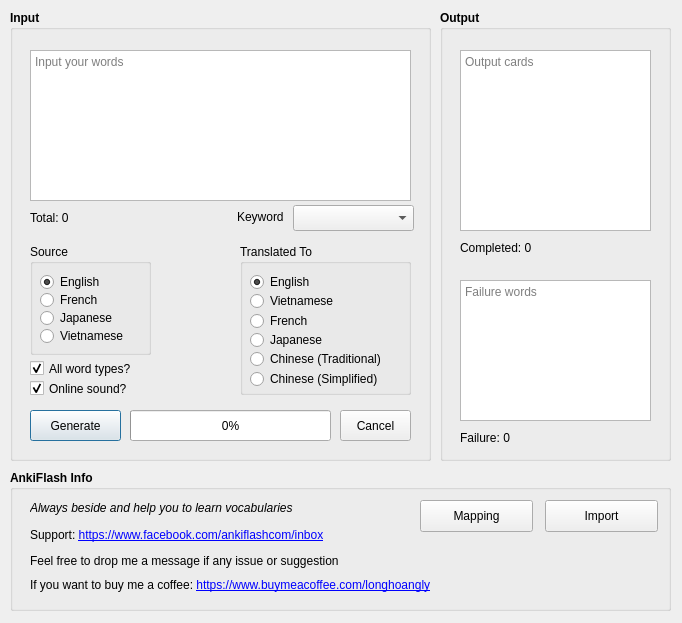
The window that ui/generator/ui_generator.ui (longhoangly/ankiflash-importer) describes before a commit, drawn with Qt 5.
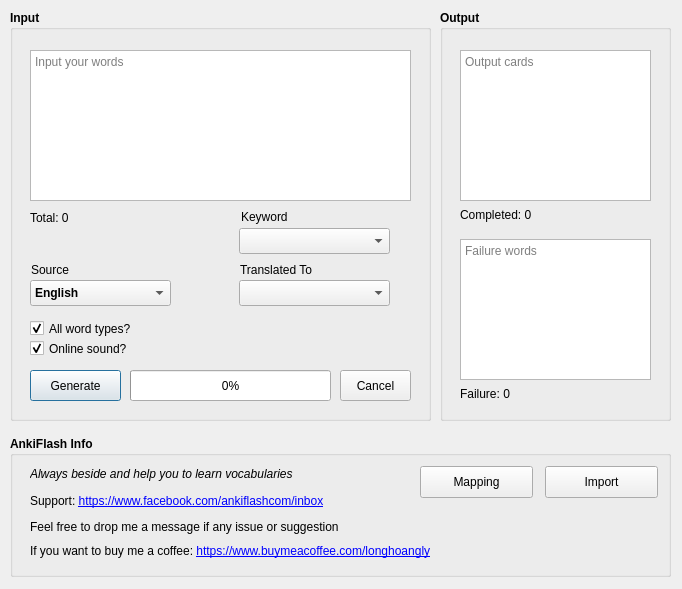
The same window after the commit. Icons and pictures are not drawn.

Commit message: changed to use combo box for source and target languages

Patch:
```diff
--- a/ui/generator/ui_generator.ui
+++ b/ui/generator/ui_generator.ui
@@ -7,7 +7,7 @@
     <x>0</x>
     <y>0</y>
     <width>682</width>
-    <height>623</height>
+    <height>589</height>
    </rect>
   </property>
   <property name="focusPolicy">
@@ -29,7 +29,7 @@
      <x>10</x>
      <y>10</y>
      <width>421</width>
-     <height>451</height>
+     <height>411</height>
     </rect>
    </property>
    <property name="font">
@@ -70,7 +70,7 @@
     <property name="geometry">
      <rect>
       <x>20</x>
-      <y>400</y>
+      <y>360</y>
       <width>91</width>
       <height>31</height>
      </rect>
@@ -110,266 +110,11 @@
      <string>Total: 0</string>
     </property>
    </widget>
-   <widget class="QGroupBox" name="sourceBox">
-    <property name="geometry">
-     <rect>
-      <x>20</x>
-      <y>234</y>
-      <width>121</width>
-      <height>111</height>
-     </rect>
-    </property>
-    <property name="font">
-     <font>
-      <weight>50</weight>
-      <italic>false</italic>
-      <bold>false</bold>
-      <strikeout>false</strikeout>
-      <kerning>true</kerning>
-     </font>
-    </property>
-    <property name="title">
-     <string>Source</string>
-    </property>
-    <property name="flat">
-     <bool>false</bool>
-    </property>
-    <property name="checkable">
-     <bool>false</bool>
-    </property>
-    <widget class="QRadioButton" name="source3">
-     <property name="geometry">
-      <rect>
-       <x>10</x>
-       <y>66</y>
-       <width>101</width>
-       <height>16</height>
-      </rect>
-     </property>
-     <property name="font">
-      <font>
-       <weight>50</weight>
-       <italic>false</italic>
-       <bold>false</bold>
-       <strikeout>false</strikeout>
-       <kerning>true</kerning>
-      </font>
-     </property>
-     <property name="text">
-      <string>Japanese</string>
-     </property>
-    </widget>
-    <widget class="QRadioButton" name="source4">
-     <property name="geometry">
-      <rect>
-       <x>10</x>
-       <y>84</y>
-       <width>101</width>
-       <height>16</height>
-      </rect>
-     </property>
-     <property name="font">
-      <font>
-       <weight>50</weight>
-       <italic>false</italic>
-       <bold>false</bold>
-       <strikeout>false</strikeout>
-       <kerning>true</kerning>
-      </font>
-     </property>
-     <property name="text">
-      <string>Vietnamese</string>
-     </property>
-    </widget>
-    <widget class="QRadioButton" name="source2">
-     <property name="geometry">
-      <rect>
-       <x>10</x>
-       <y>48</y>
-       <width>101</width>
-       <height>16</height>
-      </rect>
-     </property>
-     <property name="font">
-      <font>
-       <weight>50</weight>
-       <italic>false</italic>
-       <bold>false</bold>
-       <strikeout>false</strikeout>
-       <kerning>true</kerning>
-      </font>
-     </property>
-     <property name="text">
-      <string>French</string>
-     </property>
-    </widget>
-    <widget class="QRadioButton" name="source1">
-     <property name="geometry">
-      <rect>
-       <x>10</x>
-       <y>30</y>
-       <width>101</width>
-       <height>16</height>
-      </rect>
-     </property>
-     <property name="font">
-      <font>
-       <weight>50</weight>
-       <italic>false</italic>
-       <bold>false</bold>
-       <strikeout>false</strikeout>
-       <kerning>true</kerning>
-      </font>
-     </property>
-     <property name="text">
-      <string>English</string>
-     </property>
-     <property name="checked">
-      <bool>true</bool>
-     </property>
-    </widget>
-   </widget>
-   <widget class="QGroupBox" name="translatedToBox">
-    <property name="geometry">
-     <rect>
-      <x>230</x>
-      <y>234</y>
-      <width>171</width>
-      <height>151</height>
-     </rect>
-    </property>
-    <property name="font">
-     <font>
-      <weight>50</weight>
-      <bold>false</bold>
-     </font>
-    </property>
-    <property name="title">
-     <string>Translated To</string>
-    </property>
-    <widget class="QRadioButton" name="target6">
-     <property name="geometry">
-      <rect>
-       <x>10</x>
-       <y>127</y>
-       <width>151</width>
-       <height>16</height>
-      </rect>
-     </property>
-     <property name="font">
-      <font>
-       <weight>50</weight>
-       <bold>false</bold>
-      </font>
-     </property>
-     <property name="text">
-      <string>Chinese (Simplified)</string>
-     </property>
-    </widget>
-    <widget class="QRadioButton" name="target2">
-     <property name="geometry">
-      <rect>
-       <x>10</x>
-       <y>49</y>
-       <width>141</width>
-       <height>16</height>
-      </rect>
-     </property>
-     <property name="font">
-      <font>
-       <weight>50</weight>
-       <bold>false</bold>
-      </font>
-     </property>
-     <property name="text">
-      <string>Vietnamese</string>
-     </property>
-    </widget>
-    <widget class="QRadioButton" name="target1">
-     <property name="geometry">
-      <rect>
-       <x>10</x>
-       <y>30</y>
-       <width>141</width>
-       <height>16</height>
-      </rect>
-     </property>
-     <property name="font">
-      <font>
-       <weight>50</weight>
-       <bold>false</bold>
-      </font>
-     </property>
-     <property name="text">
-      <string>English</string>
-     </property>
-     <property name="checked">
-      <bool>true</bool>
-     </property>
-    </widget>
-    <widget class="QRadioButton" name="target4">
-     <property name="geometry">
-      <rect>
-       <x>10</x>
-       <y>88</y>
-       <width>141</width>
-       <height>16</height>
-      </rect>
-     </property>
-     <property name="font">
-      <font>
-       <weight>50</weight>
-       <bold>false</bold>
-      </font>
-     </property>
-     <property name="text">
-      <string>Japanese</string>
-     </property>
-    </widget>
-    <widget class="QRadioButton" name="target5">
-     <property name="geometry">
-      <rect>
-       <x>10</x>
-       <y>107</y>
-       <width>151</width>
-       <height>16</height>
-      </rect>
-     </property>
-     <property name="font">
-      <font>
-       <weight>50</weight>
-       <bold>false</bold>
-      </font>
-     </property>
-     <property name="text">
-      <string>Chinese (Traditional)</string>
-     </property>
-    </widget>
-    <widget class="QRadioButton" name="target3">
-     <property name="geometry">
-      <rect>
-       <x>10</x>
-       <y>69</y>
-       <width>141</width>
-       <height>16</height>
-      </rect>
-     </property>
-     <property name="font">
-      <font>
-       <weight>50</weight>
-       <bold>false</bold>
-      </font>
-     </property>
-     <property name="text">
-      <string>French</string>
-     </property>
-    </widget>
-   </widget>
    <widget class="QProgressBar" name="generateProgressBar">
     <property name="geometry">
      <rect>
       <x>120</x>
-      <y>400</y>
+      <y>360</y>
       <width>201</width>
       <height>31</height>
      </rect>
@@ -391,7 +136,7 @@
     <property name="geometry">
      <rect>
       <x>20</x>
-      <y>350</y>
+      <y>310</y>
       <width>121</width>
       <height>17</height>
      </rect>
@@ -416,7 +161,7 @@
     <property name="geometry">
      <rect>
       <x>20</x>
-      <y>370</y>
+      <y>330</y>
       <width>121</width>
       <height>17</height>
      </rect>
@@ -441,7 +186,7 @@
     <property name="geometry">
      <rect>
       <x>330</x>
-      <y>400</y>
+      <y>360</y>
       <width>71</width>
       <height>31</height>
      </rect>
@@ -465,9 +210,9 @@
    <widget class="QComboBox" name="keywordCx">
     <property name="geometry">
      <rect>
-      <x>283</x>
-      <y>195</y>
-      <width>121</width>
+      <x>229</x>
+      <y>218</y>
+      <width>151</width>
       <height>26</height>
      </rect>
     </property>
@@ -475,7 +220,7 @@
    <widget class="QLabel" name="keywordLbl">
     <property name="geometry">
      <rect>
-      <x>227</x>
+      <x>231</x>
       <y>197</y>
       <width>61</width>
       <height>20</height>
@@ -491,6 +236,84 @@
      <string>Keyword</string>
     </property>
    </widget>
+   <widget class="QComboBox" name="source">
+    <property name="geometry">
+     <rect>
+      <x>20</x>
+      <y>270</y>
+      <width>141</width>
+      <height>26</height>
+     </rect>
+    </property>
+    <item>
+     <property name="text">
+      <string>English</string>
+     </property>
+    </item>
+    <item>
+     <property name="text">
+      <string>Vietnamese</string>
+     </property>
+    </item>
+    <item>
+     <property name="text">
+      <string>Japanese</string>
+     </property>
+    </item>
+    <item>
+     <property name="text">
+      <string>French</string>
+     </property>
+    </item>
+   </widget>
+   <widget class="QLabel" name="sourceLbl">
+    <property name="geometry">
+     <rect>
+      <x>21</x>
+      <y>250</y>
+      <width>61</width>
+      <height>20</height>
+     </rect>
+    </property>
+    <property name="font">
+     <font>
+      <weight>50</weight>
+      <bold>false</bold>
+     </font>
+    </property>
+    <property name="text">
+     <string>Source</string>
+    </property>
+   </widget>
+   <widget class="QComboBox" name="target">
+    <property name="geometry">
+     <rect>
+      <x>229</x>
+      <y>270</y>
+      <width>151</width>
+      <height>26</height>
+     </rect>
+    </property>
+   </widget>
+   <widget class="QLabel" name="targetLbl">
+    <property name="geometry">
+     <rect>
+      <x>230</x>
+      <y>250</y>
+      <width>101</width>
+      <height>20</height>
+     </rect>
+    </property>
+    <property name="font">
+     <font>
+      <weight>50</weight>
+      <bold>false</bold>
+     </font>
+    </property>
+    <property name="text">
+     <string>Translated To</string>
+    </property>
+   </widget>
   </widget>
   <widget class="QGroupBox" name="outputBox">
    <property name="geometry">
@@ -498,7 +321,7 @@
      <x>440</x>
      <y>10</y>
      <width>231</width>
-     <height>451</height>
+     <height>411</height>
     </rect>
    </property>
    <property name="font">
@@ -516,7 +339,7 @@
       <x>20</x>
       <y>40</y>
       <width>191</width>
-      <height>181</height>
+      <height>151</height>
      </rect>
     </property>
     <property name="font">
@@ -539,7 +362,7 @@
     <property name="geometry">
      <rect>
       <x>20</x>
-      <y>230</y>
+      <y>197</y>
       <width>200</width>
       <height>16</height>
      </rect>
@@ -558,7 +381,7 @@
     <property name="geometry">
      <rect>
       <x>20</x>
-      <y>420</y>
+      <y>376</y>
       <width>200</width>
       <height>16</height>
      </rect>
@@ -577,7 +400,7 @@
     <property name="geometry">
      <rect>
       <x>20</x>
-      <y>270</y>
+      <y>229</y>
       <width>191</width>
       <height>141</height>
      </rect>
@@ -603,7 +426,7 @@
    <property name="geometry">
     <rect>
      <x>10</x>
-     <y>470</y>
+     <y>436</y>
      <width>661</width>
      <height>141</height>
     </rect>
```
The commit also changes 2 other files.
